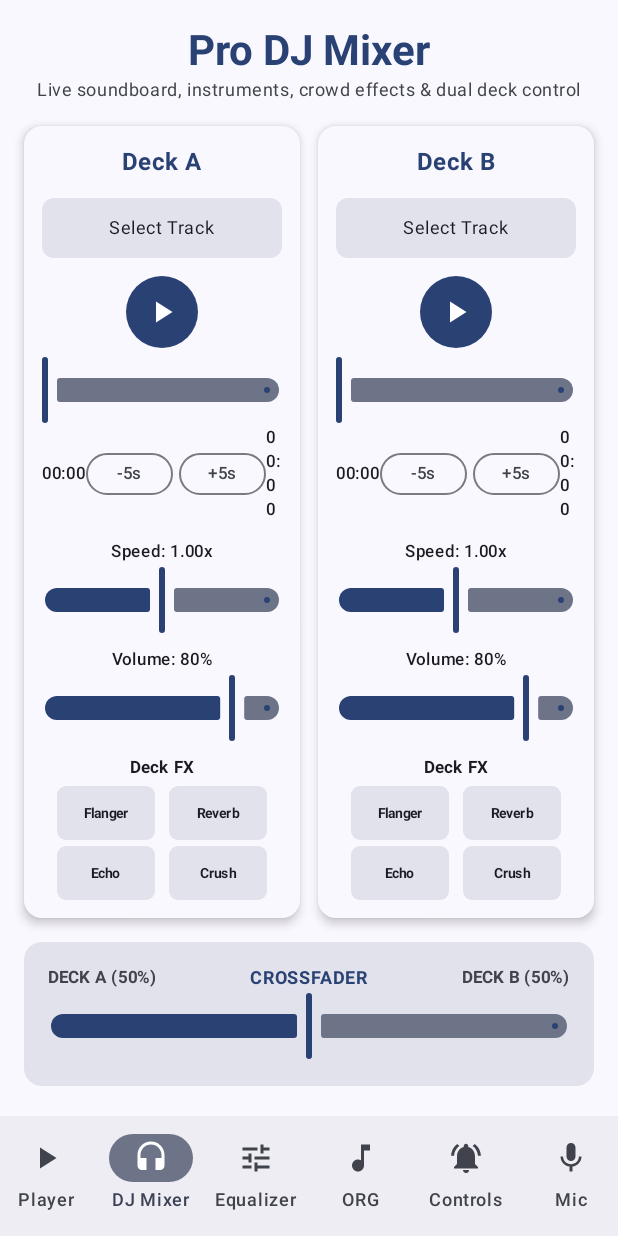
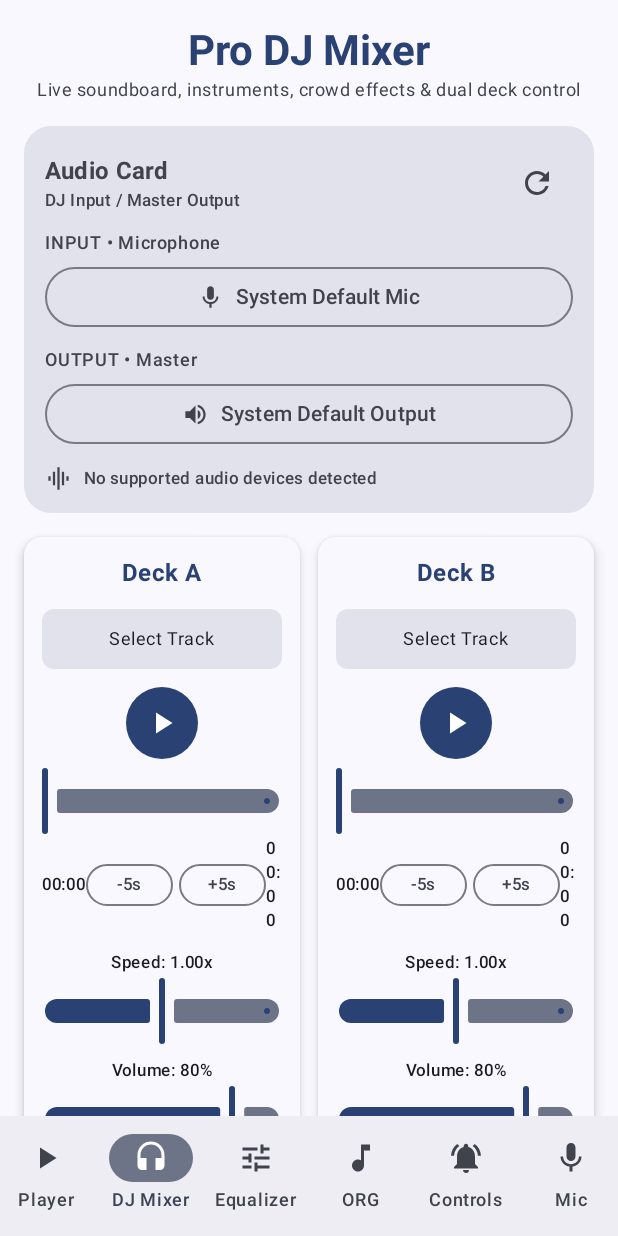
Before and after one commit to mahmoudhindam9-stack/DJ, an Android app built with Jetpack Compose: the screen it shows after launch (MainActivity), item 2 of the bottom bar chosen, on a phone screen of 412 x 824 dp. Run offline under Robolectric (Android 15) with nearby library versions, the phone set to English and light mode, and no system bars; our stand-ins replace Room's generated code.

```diff
--- a/app/src/main/java/com/example/MainActivity.kt
+++ b/app/src/main/java/com/example/MainActivity.kt
@@ -232,6 +232,7 @@ fun MainApp() {
                 DJMixerScreen(
                     djMixerController = djMixerController,
                     audioLibrary = audioLibrary,
+                    micController = micController,
                     onPauseMainPlayer = { playerController.pause() }
                 )
             }
@@ -254,7 +255,6 @@ fun MainApp() {
     }
 }
 
-@OptIn(androidx.compose.material3.ExperimentalMaterial3Api::class)
 @Composable
 // KARAOKE_DJ_ENGLISH_V2
 fun MicScreen(micController: MicController, context: Context, scope: kotlinx.coroutines.CoroutineScope) {
@@ -330,123 +330,7 @@ fun MicScreen(micController: MicController, context: Context, scope: kotlinx.cor
         Spacer(Modifier.height(12.dp))
         Card(Modifier.fillMaxWidth(), shape = RoundedCornerShape(18.dp)) {
             Column(Modifier.padding(14.dp)) {
-                // DJ_AUDIO_CARD_V1
-                Card(
-                    modifier = Modifier.fillMaxWidth(),
-                    shape = RoundedCornerShape(18.dp)
-                ) {
-                    Column(Modifier.padding(14.dp)) {
-                        Row(
-                            Modifier.fillMaxWidth(),
-                            horizontalArrangement = Arrangement.SpaceBetween,
-                            verticalAlignment = Alignment.CenterVertically
-                        ) {
-                            Column(Modifier.weight(1f)) {
-                                Text("Audio Card", style = MaterialTheme.typography.titleMedium)
-                                Text(
-                                    "Independent DJ input / output routing",
-                                    style = MaterialTheme.typography.labelSmall,
-                                    color = MaterialTheme.colorScheme.onSurfaceVariant
-                                )
-                            }
-                            IconButton(onClick = { micController.refreshDevices() }) {
-                                Icon(Icons.Default.Refresh, contentDescription = "Refresh audio devices")
-                            }
-                        }
-
-                        Spacer(Modifier.height(8.dp))
-                        Text("INPUT • Microphone", style = MaterialTheme.typography.labelMedium)
-                        Spacer(Modifier.height(4.dp))
-                        var djInputExpanded by remember { mutableStateOf(false) }
-                        ExposedDropdownMenuBox(
-                            expanded = djInputExpanded,
-                            onExpandedChange = { djInputExpanded = !djInputExpanded }
-                        ) {
-                            OutlinedTextField(
-                                value = micController.selectedInputDevice?.displayName() ?: "System Default Mic",
-                                onValueChange = {},
-                                readOnly = true,
-                                modifier = Modifier.fillMaxWidth().menuAnchor(),
-                                label = { Text("Input device") },
-                                trailingIcon = { ExposedDropdownMenuDefaults.TrailingIcon(expanded = djInputExpanded) }
-                            )
-                            ExposedDropdownMenu(
-                                expanded = djInputExpanded,
-                                onDismissRequest = { djInputExpanded = false }
-                            ) {
-                                DropdownMenuItem(
-                                    text = { Text("System Default Mic") },
-                                    onClick = {
-                                        micController.selectInputDevice(null, scope)
-                                        djInputExpanded = false
-                                    }
-                                )
-                                micController.inputDevices.forEach { device ->
-                                    DropdownMenuItem(
-                                        text = { Text(device.displayName()) },
-                                        onClick = {
-                                            micController.selectInputDevice(device, scope)
-                                            djInputExpanded = false
-                                        }
-                                    )
-                                }
-                            }
-                        }
-
-                        Spacer(Modifier.height(10.dp))
-                        Text("OUTPUT • Master", style = MaterialTheme.typography.labelMedium)
-                        Spacer(Modifier.height(4.dp))
-                        var djOutputExpanded by remember { mutableStateOf(false) }
-                        ExposedDropdownMenuBox(
-                            expanded = djOutputExpanded,
-                            onExpandedChange = { djOutputExpanded = !djOutputExpanded }
-                        ) {
-                            OutlinedTextField(
-                                value = micController.selectedOutputDevice?.displayName() ?: "System Default Output",
-                                onValueChange = {},
-                                readOnly = true,
-                                modifier = Modifier.fillMaxWidth().menuAnchor(),
-                                label = { Text("Output device") },
-                                trailingIcon = { ExposedDropdownMenuDefaults.TrailingIcon(expanded = djOutputExpanded) }
-                            )
-                            ExposedDropdownMenu(
-                                expanded = djOutputExpanded,
-                                onDismissRequest = { djOutputExpanded = false }
-                            ) {
-                                DropdownMenuItem(
-                                    text = { Text("System Default Output") },
-                                    onClick = {
-                                        micController.selectOutputDevice(null)
-                                        djOutputExpanded = false
-                                    }
-                                )
-                                micController.outputDevices.forEach { device ->
-                                    DropdownMenuItem(
-                                        text = { Text(device.displayName()) },
-                                        onClick = {
-                                            micController.selectOutputDevice(device)
-                                            djOutputExpanded = false
-                                        }
-                                    )
-                                }
-                            }
-                        }
-
-                        Spacer(Modifier.height(10.dp))
-                        Row(verticalAlignment = Alignment.CenterVertically) {
-                            Icon(Icons.Default.GraphicEq, contentDescription = null)
-                            Spacer(Modifier.width(8.dp))
-                            Text(
-                                micController.routingStatus,
-                                style = MaterialTheme.typography.labelSmall,
-                                color = MaterialTheme.colorScheme.onSurfaceVariant
-                            )
-                        }
-                    }
-                }
-                Spacer(Modifier.height(12.dp))
-
-Text("DJ Effects", fontWeight = FontWeight.Bold, style = MaterialTheme.typography.titleMedium)
+                Text("DJ Effects", fontWeight = FontWeight.Bold, style = MaterialTheme.typography.titleMedium)
                 Spacer(Modifier.height(8.dp))
                 Row(Modifier.fillMaxWidth(), horizontalArrangement = Arrangement.spacedBy(8.dp)) {
                     FilterChip(micController.echoFxEnabled, { micController.echoFxEnabled = !micController.echoFxEnabled }, label = { Text("Echo") }, modifier = Modifier.weight(1f))
@@ -1138,9 +1022,11 @@ fun NowPlayingCard(
 }
 
 @Composable
+// DJ_AUDIO_CARD_V2
 fun DJMixerScreen(
     djMixerController: DJMixerController,
     audioLibrary: SnapshotStateList<AudioItem>,
+    micController: MicController,
     onPauseMainPlayer: () -> Unit
 ) {
     val context = LocalContext.current
@@ -1175,6 +1061,120 @@ fun DJMixerScreen(
         )
 
         Spacer(modifier = Modifier.height(16.dp))
+
+        // DJ_AUDIO_CARD_V2
+        val routingScope = rememberCoroutineScope()
+        var djInputExpanded by remember { mutableStateOf(false) }
+        var djOutputExpanded by remember { mutableStateOf(false) }
+
+        Card(
+            modifier = Modifier.fillMaxWidth(),
+            shape = RoundedCornerShape(18.dp),
+            colors = CardDefaults.cardColors(containerColor = MaterialTheme.colorScheme.surfaceVariant)
+        ) {
+            Column(Modifier.padding(14.dp)) {
+                Row(
+                    modifier = Modifier.fillMaxWidth(),
+                    horizontalArrangement = Arrangement.SpaceBetween,
+                    verticalAlignment = Alignment.CenterVertically
+                ) {
+                    Column(Modifier.weight(1f)) {
+                        Text("Audio Card", style = MaterialTheme.typography.titleMedium, fontWeight = FontWeight.Bold)
+                        Text(
+                            "DJ Input / Master Output",
+                            style = MaterialTheme.typography.labelSmall,
+                            color = MaterialTheme.colorScheme.onSurfaceVariant
+                        )
+                    }
+                    IconButton(onClick = { micController.refreshDevices() }) {
+                        Icon(Icons.Filled.Refresh, contentDescription = "Refresh audio devices")
+                    }
+                }
+
+                Spacer(Modifier.height(8.dp))
+                Text("INPUT • Microphone", style = MaterialTheme.typography.labelMedium, fontWeight = FontWeight.SemiBold)
+                Spacer(Modifier.height(4.dp))
+                Box(Modifier.fillMaxWidth()) {
+                    OutlinedButton(
+                        onClick = { djInputExpanded = true },
+                        modifier = Modifier.fillMaxWidth()
+                    ) {
+                        Icon(Icons.Filled.Mic, contentDescription = null, modifier = Modifier.size(18.dp))
+                        Spacer(Modifier.width(8.dp))
+                        Text(micController.selectedInputDevice?.displayName() ?: "System Default Mic", maxLines = 1)
+                    }
+                    DropdownMenu(
+                        expanded = djInputExpanded,
+                        onDismissRequest = { djInputExpanded = false }
+                    ) {
+                        DropdownMenuItem(
+                            text = { Text("System Default Mic") },
+                            onClick = {
+                                micController.selectInputDevice(null, routingScope)
+                                djInputExpanded = false
+                            }
+                        )
+                        micController.inputDevices.forEach { device ->
+                            DropdownMenuItem(
+                                text = { Text(device.displayName()) },
+                                onClick = {
+                                    micController.selectInputDevice(device, routingScope)
+                                    djInputExpanded = false
+                                }
+                            )
+                        }
+                    }
+                }
+
+                Spacer(Modifier.height(10.dp))
+                Text("OUTPUT • Master", style = MaterialTheme.typography.labelMedium, fontWeight = FontWeight.SemiBold)
+                Spacer(Modifier.height(4.dp))
+                Box(Modifier.fillMaxWidth()) {
+                    OutlinedButton(
+                        onClick = { djOutputExpanded = true },
+                        modifier = Modifier.fillMaxWidth()
+                    ) {
+                        Icon(Icons.Filled.VolumeUp, contentDescription = null, modifier = Modifier.size(18.dp))
+                        Spacer(Modifier.width(8.dp))
+                        Text(micController.selectedOutputDevice?.displayName() ?: "System Default Output", maxLines = 1)
+                    }
+                    DropdownMenu(
+                        expanded = djOutputExpanded,
+                        onDismissRequest = { djOutputExpanded = false }
+                    ) {
+                        DropdownMenuItem(
+                            text = { Text("System Default Output") },
+                            onClick = {
+                                micController.selectOutputDevice(null)
+                                djOutputExpanded = false
+                            }
+                        )
+                        micController.outputDevices.forEach { device ->
+                            DropdownMenuItem(
+                                text = { Text(device.displayName()) },
+                                onClick = {
+                                    micController.selectOutputDevice(device)
+                                    djOutputExpanded = false
+                                }
+                            )
+                        }
+                    }
+                }
+
+                Spacer(Modifier.height(10.dp))
+                Row(verticalAlignment = Alignment.CenterVertically) {
+                    Icon(Icons.Filled.GraphicEq, contentDescription = null, modifier = Modifier.size(18.dp))
+                    Spacer(Modifier.width(8.dp))
+                    Text(
+                        micController.routingStatus,
+                        style = MaterialTheme.typography.labelSmall,
+                        color = MaterialTheme.colorScheme.onSurfaceVariant
+                    )
+                }
+            }
+        }
+
+        Spacer(Modifier.height(16.dp))
 
         // Dual Decks A & B
         Row(
--- a/app/src/main/java/com/example/player/DJDeckController.kt
+++ b/app/src/main/java/com/example/player/DJDeckController.kt
@@ -376,6 +376,7 @@ class DJDeck(context: Context, val deckName: String) {
 
 
 
+
     init {
         exoPlayer.addListener(object : Player.Listener {
             override fun onIsPlayingChanged(playing: Boolean) {
```
